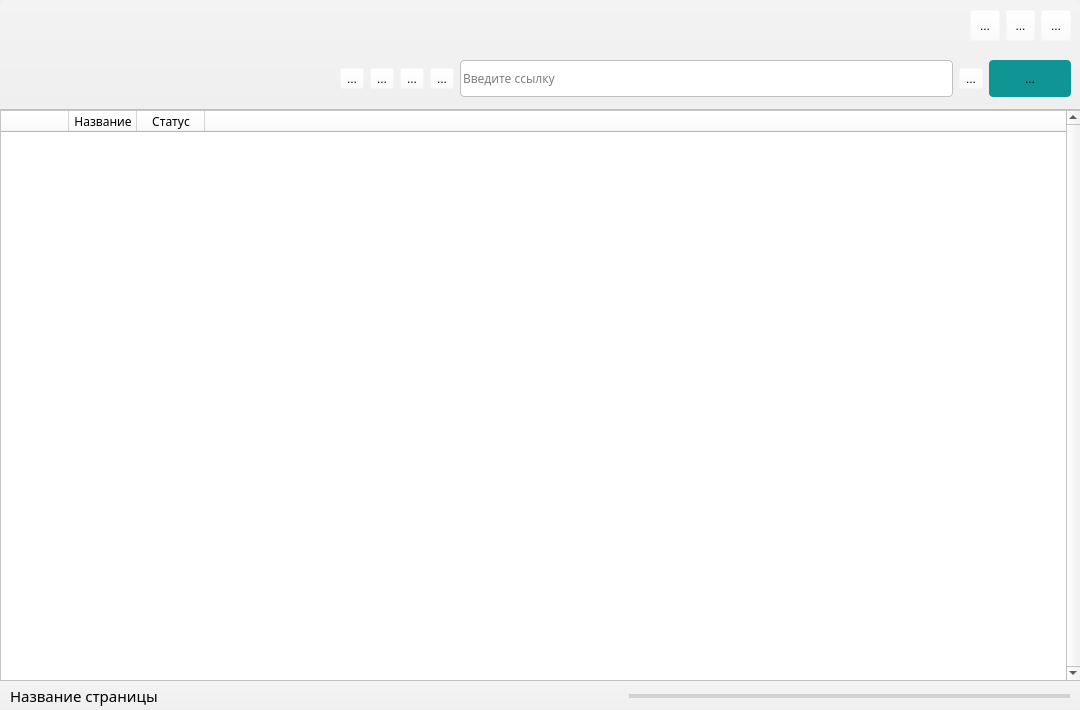
Old version of the form qt designer files/main_window.ui in the repository Staffixme/WebContentDownloader.
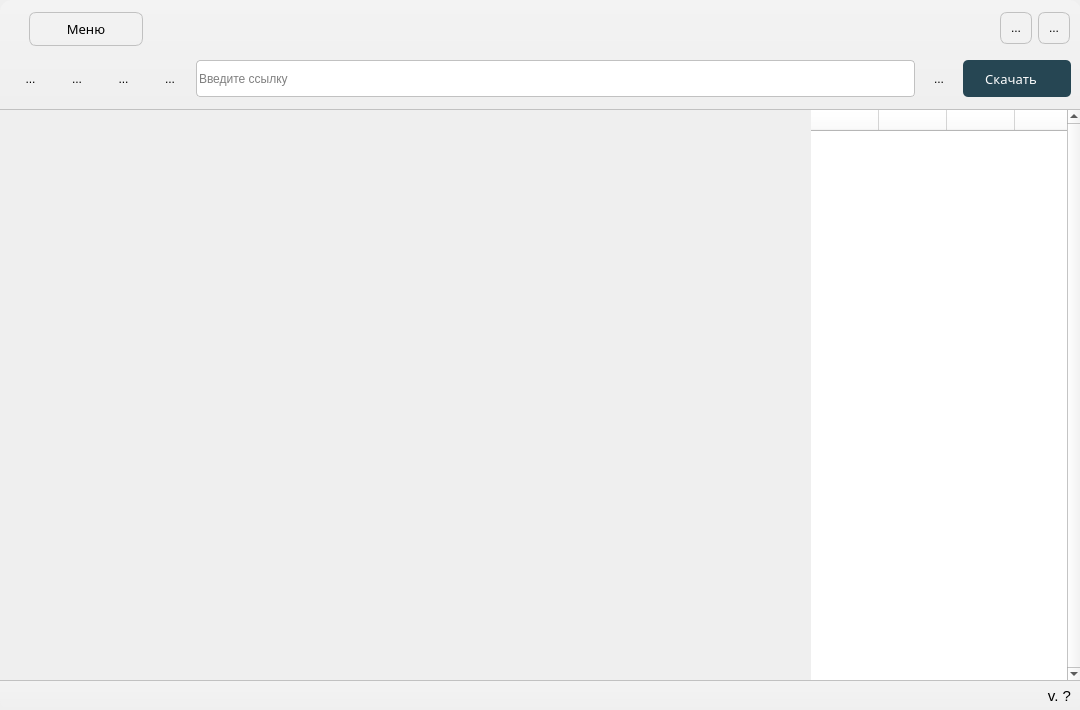
New version of the form. Icons and pictures are not drawn.

What changed in the file:
```diff
--- a/qt designer files/main_window.ui
+++ b/qt designer files/main_window.ui
@@ -27,20 +27,20 @@
   </property>
   <property name="windowIcon">
    <iconset resource="resources.qrc">
-    <normaloff>:/icons/icons/downloader_icon.png</normaloff>:/icons/icons/downloader_icon.png</iconset>
+    <normaloff>:/icons/icons/WebContent icon 2.png</normaloff>:/icons/icons/WebContent icon 2.png</iconset>
   </property>
   <property name="styleSheet">
    <string notr="true">#titleBar{
 background-color: qlineargradient(spread:pad, x1:0.5, y1:0, x2:0.5, y2:1, stop:0 rgba(243, 243, 243, 255), stop:1 rgba(239, 239, 239, 255));
-border-top-right-radius: 7px;
-border-top-left-radius: 7px;
+border-top-right-radius: 12px;
+border-top-left-radius: 12px;
 border-bottom: 1px solid #C1C1C1
 }
 
 #statusBar{
 background-color: qlineargradient(spread:pad, x1:0.5, y1:0, x2:0.5, y2:1, stop:0 rgba(243, 243, 243, 255), stop:1 rgba(239, 239, 239, 255));
-border-bottom-right-radius: 7px;
-border-bottom-left-radius: 7px;
+border-bottom-right-radius: 12px;
+border-bottom-left-radius: 12px;
 border-top: 1px solid #C1C1C1
 }</string>
   </property>
@@ -77,13 +77,23 @@
     </property>
     <property name="styleSheet">
      <string notr="true">.QToolButton{
-background-color: rgba(255, 255, 255, 0);
+	background-color: rgba(0, 0, 0, 0);
+	border-radius: 12px;
+}
 
+.QToolButton:hover{
+	background-color: rgba(0, 0, 0, 25);
 }
 
 #download_button{
-background-color: rgb(14, 149, 148);
-border-radius: 4px;
+background-color: #264653;
+border-radius: 5px;
+transition: 1s linear;
+}
+
+#download_button:hover{
+	background-color: qlineargradient(spread:pad, x1:0, y1:0, x2:1, y2:1, stop:0 rgba(12, 170, 83, 			255), stop:1 rgba(90, 179, 223, 255));
+	border: 0px solid #C1C1C1
 }</string>
     </property>
     <property name="frameShape">
@@ -92,128 +102,16 @@
     <property name="frameShadow">
      <enum>QFrame::Raised</enum>
     </property>
-    <widget class="QLabel" name="label">
-     <property name="geometry">
-      <rect>
-       <x>20</x>
-       <y>20</y>
-       <width>261</width>
-       <height>71</height>
-      </rect>
-     </property>
-     <property name="text">
-      <string/>
-     </property>
-     <property name="pixmap">
-      <pixmap>icons/webcontentdownloader_logo_dark.png</pixmap>
-     </property>
-     <property name="scaledContents">
-      <bool>false</bool>
-     </property>
-    </widget>
-    <widget class="QWidget" name="horizontalLayoutWidget">
-     <property name="geometry">
-      <rect>
-       <x>970</x>
-       <y>10</y>
-       <width>101</width>
-       <height>31</height>
-      </rect>
-     </property>
-     <layout class="QHBoxLayout" name="horizontalLayout">
-      <property name="sizeConstraint">
-       <enum>QLayout::SetDefaultConstraint</enum>
-      </property>
-      <item>
-       <widget class="QToolButton" name="MoreButton">
-        <property name="sizePolicy">
-         <sizepolicy hsizetype="Minimum" vsizetype="Minimum">
-          <horstretch>0</horstretch>
-          <verstretch>0</verstretch>
-         </sizepolicy>
-        </property>
-        <property name="toolTip">
-         <string>Больше</string>
-        </property>
-        <property name="text">
-         <string>...</string>
-        </property>
-        <property name="icon">
-         <iconset resource="resources.qrc">
-          <normaloff>:/icons/icons/more.png</normaloff>:/icons/icons/more.png</iconset>
-        </property>
-        <property name="popupMode">
-         <enum>QToolButton::DelayedPopup</enum>
-        </property>
-        <property name="toolButtonStyle">
-         <enum>Qt::ToolButtonIconOnly</enum>
-        </property>
-       </widget>
-      </item>
-      <item>
-       <widget class="QToolButton" name="HideButton">
-        <property name="sizePolicy">
-         <sizepolicy hsizetype="Minimum" vsizetype="Minimum">
-          <horstretch>0</horstretch>
-          <verstretch>0</verstretch>
-         </sizepolicy>
-        </property>
-        <property name="toolTip">
-         <string>Свернуть</string>
-        </property>
-        <property name="text">
-         <string>...</string>
-        </property>
-        <property name="icon">
-         <iconset resource="resources.qrc">
-          <normaloff>:/icons/icons/hide.png</normaloff>:/icons/icons/hide.png</iconset>
-        </property>
-        <property name="popupMode">
-         <enum>QToolButton::DelayedPopup</enum>
-        </property>
-        <property name="toolButtonStyle">
-         <enum>Qt::ToolButtonIconOnly</enum>
-        </property>
-       </widget>
-      </item>
-      <item>
-       <widget class="QToolButton" name="CloseButton">
-        <property name="sizePolicy">
-         <sizepolicy hsizetype="Minimum" vsizetype="Minimum">
-          <horstretch>0</horstretch>
-          <verstretch>0</verstretch>
-         </sizepolicy>
-        </property>
-        <property name="toolTip">
-         <string>Закрыть</string>
-        </property>
-        <property name="text">
-         <string>...</string>
-        </property>
-        <property name="icon">
-         <iconset resource="resources.qrc">
-          <normaloff>:/icons/icons/close.png</normaloff>:/icons/icons/close.png</iconset>
-        </property>
-        <property name="popupMode">
-         <enum>QToolButton::DelayedPopup</enum>
-        </property>
-        <property name="toolButtonStyle">
-         <enum>Qt::ToolButtonIconOnly</enum>
-        </property>
-       </widget>
-      </item>
-     </layout>
-    </widget>
     <widget class="QWidget" name="horizontalLayoutWidget_5">
      <property name="geometry">
       <rect>
-       <x>340</x>
+       <x>10</x>
        <y>60</y>
-       <width>731</width>
+       <width>1061</width>
        <height>37</height>
       </rect>
      </property>
-     <layout class="QHBoxLayout" name="horizontalLayout_4" stretch="1,6,0,1">
+     <layout class="QHBoxLayout" name="horizontalLayout_4" stretch="5,20,1,3">
       <item>
        <layout class="QHBoxLayout" name="horizontalLayout_2">
         <property name="sizeConstraint">
@@ -221,8 +119,14 @@
         </property>
         <item>
          <widget class="QToolButton" name="backButton">
+          <property name="sizePolicy">
+           <sizepolicy hsizetype="Preferred" vsizetype="Preferred">
+            <horstretch>0</horstretch>
+            <verstretch>0</verstretch>
+           </sizepolicy>
+          </property>
           <property name="toolTip">
-           <string>Назад</string>
+           <string/>
           </property>
           <property name="text">
            <string>...</string>
@@ -241,8 +145,14 @@
         </item>
         <item>
          <widget class="QToolButton" name="forwardButton">
+          <property name="sizePolicy">
+           <sizepolicy hsizetype="Preferred" vsizetype="Preferred">
+            <horstretch>0</horstretch>
+            <verstretch>0</verstretch>
+           </sizepolicy>
+          </property>
           <property name="toolTip">
-           <string>Вперёд</string>
+           <string/>
           </property>
           <property name="text">
            <string>...</string>
@@ -261,8 +171,14 @@
         </item>
         <item>
          <widget class="QToolButton" name="refreshButton">
+          <property name="sizePolicy">
+           <sizepolicy hsizetype="Preferred" vsizetype="Preferred">
+            <horstretch>0</horstretch>
+            <verstretch>0</verstretch>
+           </sizepolicy>
+          </property>
           <property name="toolTip">
-           <string>Перезагрузить страницу</string>
+           <string/>
           </property>
           <property name="text">
            <string>...</string>
@@ -281,8 +197,17 @@
         </item>
         <item>
          <widget class="QToolButton" name="browseButton">
+          <property name="sizePolicy">
+           <sizepolicy hsizetype="Preferred" vsizetype="Preferred">
+            <horstretch>0</horstretch>
+            <verstretch>0</verstretch>
+           </sizepolicy>
+          </property>
           <property name="toolTip">
-           <string>Выбрать сайт</string>
+           <string/>
+          </property>
+          <property name="styleSheet">
+           <string notr="true"/>
           </property>
           <property name="text">
            <string>...</string>
@@ -297,6 +222,12 @@
             <height>24</height>
            </size>
           </property>
+          <property name="popupMode">
+           <enum>QToolButton::DelayedPopup</enum>
+          </property>
+          <property name="arrowType">
+           <enum>Qt::NoArrow</enum>
+          </property>
          </widget>
         </item>
        </layout>
@@ -311,7 +242,8 @@
         </property>
         <property name="font">
          <font>
-          <family>Roboto Mono</family>
+          <family>Ubuntu</family>
+          <pointsize>9</pointsize>
          </font>
         </property>
         <property name="styleSheet">
@@ -328,8 +260,14 @@
       </item>
       <item>
        <widget class="QToolButton" name="search_button">
+        <property name="sizePolicy">
+         <sizepolicy hsizetype="Preferred" vsizetype="Preferred">
+          <horstretch>0</horstretch>
+          <verstretch>0</verstretch>
+         </sizepolicy>
+        </property>
         <property name="toolTip">
-         <string>Поиск</string>
+         <string/>
         </property>
         <property name="text">
          <string>...</string>
@@ -354,15 +292,26 @@
           <verstretch>0</verstretch>
          </sizepolicy>
         </property>
+        <property name="font">
+         <font>
+          <family>Ubuntu Medium</family>
+          <pointsize>10</pointsize>
+          <weight>50</weight>
+          <bold>false</bold>
+         </font>
+        </property>
         <property name="toolTip">
+         <string/>
+        </property>
+        <property name="styleSheet">
+         <string notr="true">.QToolButton{
+	color: white;
+	padding-right: 12px;
+}</string>
+        </property>
+        <property name="text">
          <string>Скачать</string>
         </property>
-        <property name="styleSheet">
-         <string notr="true"/>
-        </property>
-        <property name="text">
-         <string>...</string>
-        </property>
         <property name="icon">
          <iconset resource="resources.qrc">
           <normaloff>:/icons/icons/download.png</normaloff>:/icons/icons/download.png</iconset>
@@ -373,6 +322,9 @@
           <height>24</height>
          </size>
         </property>
+        <property name="toolButtonStyle">
+         <enum>Qt::ToolButtonTextBesideIcon</enum>
+        </property>
         <property name="autoRaise">
          <bool>false</bool>
         </property>
@@ -380,6 +332,159 @@
       </item>
      </layout>
     </widget>
+    <widget class="QToolButton" name="CloseButton">
+     <property name="geometry">
+      <rect>
+       <x>1038</x>
+       <y>12</y>
+       <width>32</width>
+       <height>32</height>
+      </rect>
+     </property>
+     <property name="sizePolicy">
+      <sizepolicy hsizetype="Minimum" vsizetype="Minimum">
+       <horstretch>0</horstretch>
+       <verstretch>0</verstretch>
+      </sizepolicy>
+     </property>
+     <property name="toolTip">
+      <string>Закрыть</string>
+     </property>
+     <property name="styleSheet">
+      <string notr="true">.QToolButton{
+	border-radius: 7px;
+	border: 1px solid #C1C1C1;
+}
+.QToolButton:hover{
+	background-color: rgb(255, 25, 28);
+}</string>
+     </property>
+     <property name="text">
+      <string>...</string>
+     </property>
+     <property name="icon">
+      <iconset resource="resources.qrc">
+       <normaloff>:/icons/icons/close.png</normaloff>
+       <activeon>:/icons/icons/close-white.png</activeon>
+       <selectedon>:/icons/icons/close-white.png</selectedon>:/icons/icons/close.png</iconset>
+     </property>
+     <property name="popupMode">
+      <enum>QToolButton::DelayedPopup</enum>
+     </property>
+     <property name="toolButtonStyle">
+      <enum>Qt::ToolButtonIconOnly</enum>
+     </property>
+    </widget>
+    <widget class="QToolButton" name="HideButton">
+     <property name="geometry">
+      <rect>
+       <x>1000</x>
+       <y>12</y>
+       <width>32</width>
+       <height>32</height>
+      </rect>
+     </property>
+     <property name="sizePolicy">
+      <sizepolicy hsizetype="Minimum" vsizetype="Minimum">
+       <horstretch>0</horstretch>
+       <verstretch>0</verstretch>
+      </sizepolicy>
+     </property>
+     <property name="toolTip">
+      <string>Свернуть</string>
+     </property>
+     <property name="styleSheet">
+      <string notr="true">.QToolButton{
+	border-radius: 7px;
+	border: 1px solid #C1C1C1;
+}
+.QToolButton:hover{
+	background-color: rgba(0, 0, 0, 24);
+}</string>
+     </property>
+     <property name="text">
+      <string>...</string>
+     </property>
+     <property name="icon">
+      <iconset resource="resources.qrc">
+       <normaloff>:/icons/icons/hide.png</normaloff>:/icons/icons/hide.png</iconset>
+     </property>
+     <property name="popupMode">
+      <enum>QToolButton::DelayedPopup</enum>
+     </property>
+     <property name="toolButtonStyle">
+      <enum>Qt::ToolButtonIconOnly</enum>
+     </property>
+    </widget>
+    <widget class="QWidget" name="layoutWidget">
+     <property name="geometry">
+      <rect>
+       <x>12</x>
+       <y>12</y>
+       <width>131</width>
+       <height>34</height>
+      </rect>
+     </property>
+     <layout class="QHBoxLayout" name="horizontalLayout_5">
+      <property name="spacing">
+       <number>10</number>
+      </property>
+      <item>
+       <widget class="QLabel" name="app_button">
+        <property name="sizePolicy">
+         <sizepolicy hsizetype="Fixed" vsizetype="Preferred">
+          <horstretch>0</horstretch>
+          <verstretch>0</verstretch>
+         </sizepolicy>
+        </property>
+        <property name="text">
+         <string/>
+        </property>
+        <property name="pixmap">
+         <pixmap resource="resources.qrc">:/icons/icons/WebContent icon 2.png</pixmap>
+        </property>
+        <property name="scaledContents">
+         <bool>false</bool>
+        </property>
+       </widget>
+      </item>
+      <item>
+       <widget class="QPushButton" name="menu_button">
+        <property name="sizePolicy">
+         <sizepolicy hsizetype="Minimum" vsizetype="Expanding">
+          <horstretch>0</horstretch>
+          <verstretch>0</verstretch>
+         </sizepolicy>
+        </property>
+        <property name="font">
+         <font>
+          <family>Ubuntu Medium</family>
+          <pointsize>10</pointsize>
+         </font>
+        </property>
+        <property name="styleSheet">
+         <string notr="true">.QPushButton{
+	background-color: rgba(0, 0, 0, 0);
+	border-radius: 7px;
+	padding-left: 12px;
+	padding-right: 12px;
+	border: 1px solid #C1C1C1;
+}
+.QPushButton:hover{
+	background-color: rgba(0, 0, 0, 24);
+}</string>
+        </property>
+        <property name="text">
+         <string>Меню</string>
+        </property>
+        <property name="icon">
+         <iconset resource="resources.qrc">
+          <normaloff>:/icons/icons/menu.png</normaloff>:/icons/icons/menu.png</iconset>
+        </property>
+       </widget>
+      </item>
+     </layout>
+    </widget>
    </widget>
    <widget class="QWidget" name="horizontalLayoutWidget_3">
     <property name="geometry">
@@ -395,22 +500,80 @@
       <number>0</number>
      </property>
      <item>
-      <layout class="QHBoxLayout" name="webBrowserHandler">
-       <property name="sizeConstraint">
-        <enum>QLayout::SetDefaultConstraint</enum>
+      <widget class="QTabWidget" name="webBrowserHandler">
+       <property name="font">
+        <font>
+         <family>Ubuntu Medium</family>
+        </font>
        </property>
-      </layout>
+       <property name="autoFillBackground">
+        <bool>true</bool>
+       </property>
+       <property name="styleSheet">
+        <string notr="true">.QTabBar:tab{
+	background-color: qlineargradient(spread:pad, x1:0.5, y1:0, x2:0.5, y2:1, stop:0 rgba(243, 243, 243, 255), stop:1 rgba(239, 239, 239, 255));
+	height: 29px;
+	border-radius: 4px;
+	border: 1px solid #C1C1C1;
+	margin-top: 5px;
+	margin-bottom: 5px;
+	margin-left: 12px;
+	padding-left: 12px;
+	padding-right: 12px;
+	max-width: 128px;
+}
+.QTabBar:close-button{
+	image: url(:/icons/icons/close.png);
+}
+.QTabBar:tab:selected{
+	background-color: rgb(255, 255, 255);
+}
+.QTabBar:tab:hover{
+	background-color:  rgba(0, 0, 0, 25);
+}</string>
+       </property>
+       <property name="tabPosition">
+        <enum>QTabWidget::North</enum>
+       </property>
+       <property name="currentIndex">
+        <number>-1</number>
+       </property>
+       <property name="documentMode">
+        <bool>true</bool>
+       </property>
+       <property name="tabsClosable">
+        <bool>true</bool>
+       </property>
+       <property name="movable">
+        <bool>true</bool>
+       </property>
+      </widget>
      </item>
      <item>
       <widget class="QTableWidget" name="videosList">
+       <property name="font">
+        <font>
+         <family>Ubuntu Medium</family>
+        </font>
+       </property>
        <property name="styleSheet">
         <string notr="true">QFrame{
-background-color: white;
-color: black;
-}</string>
+	background-color: white;
+	color: black;
+}
+QTableWidget:header{
+	background-color: red;
+}
+</string>
        </property>
        <property name="frameShape">
-        <enum>QFrame::StyledPanel</enum>
+        <enum>QFrame::NoFrame</enum>
+       </property>
+       <property name="frameShadow">
+        <enum>QFrame::Plain</enum>
+       </property>
+       <property name="lineWidth">
+        <number>0</number>
        </property>
        <property name="verticalScrollBarPolicy">
         <enum>Qt::ScrollBarAlwaysOn</enum>
@@ -418,18 +581,42 @@
        <property name="horizontalScrollBarPolicy">
         <enum>Qt::ScrollBarAlwaysOff</enum>
        </property>
+       <property name="sizeAdjustPolicy">
+        <enum>QAbstractScrollArea::AdjustIgnored</enum>
+       </property>
        <property name="editTriggers">
         <set>QAbstractItemView::NoEditTriggers</set>
        </property>
+       <property name="alternatingRowColors">
+        <bool>false</bool>
+       </property>
+       <property name="showGrid">
+        <bool>true</bool>
+       </property>
        <property name="gridStyle">
         <enum>Qt::SolidLine</enum>
        </property>
+       <property name="sortingEnabled">
+        <bool>false</bool>
+       </property>
+       <property name="wordWrap">
+        <bool>true</bool>
+       </property>
+       <property name="cornerButtonEnabled">
+        <bool>true</bool>
+       </property>
        <property name="columnCount">
         <number>4</number>
        </property>
+       <attribute name="horizontalHeaderVisible">
+        <bool>true</bool>
+       </attribute>
        <attribute name="horizontalHeaderDefaultSectionSize">
         <number>68</number>
        </attribute>
+       <attribute name="horizontalHeaderHighlightSections">
+        <bool>true</bool>
+       </attribute>
        <attribute name="horizontalHeaderMinimumSectionSize">
         <number>24</number>
        </attribute>
@@ -439,6 +626,15 @@
        <attribute name="horizontalHeaderStretchLastSection">
         <bool>true</bool>
        </attribute>
+       <attribute name="verticalHeaderVisible">
+        <bool>false</bool>
+       </attribute>
+       <attribute name="verticalHeaderHighlightSections">
+        <bool>true</bool>
+       </attribute>
+       <attribute name="verticalHeaderStretchLastSection">
+        <bool>false</bool>
+       </attribute>
        <column>
         <property name="text">
          <string/>
@@ -449,7 +645,7 @@
          </font>
         </property>
         <property name="textAlignment">
-         <set>AlignLeading|AlignVCenter</set>
+         <set>AlignCenter</set>
         </property>
         <property name="icon">
          <iconset resource="resources.qrc">
@@ -458,23 +654,31 @@
        </column>
        <column>
         <property name="text">
-         <string>Название</string>
+         <string/>
         </property>
         <property name="font">
          <font>
           <family>Roboto Mono</family>
          </font>
         </property>
+        <property name="icon">
+         <iconset resource="resources.qrc">
+          <normaloff>:/icons/icons/name.png</normaloff>:/icons/icons/name.png</iconset>
+        </property>
        </column>
        <column>
         <property name="text">
-         <string>Статус</string>
+         <string/>
         </property>
         <property name="font">
          <font>
           <family>Roboto Mono</family>
          </font>
         </property>
+        <property name="icon">
+         <iconset resource="resources.qrc">
+          <normaloff>:/icons/icons/status.png</normaloff>:/icons/icons/status.png</iconset>
+        </property>
        </column>
        <column>
         <property name="text">
@@ -509,49 +713,26 @@
     <property name="frameShadow">
      <enum>QFrame::Raised</enum>
     </property>
-    <widget class="QLabel" name="pageName">
+    <widget class="QLabel" name="version_text">
      <property name="geometry">
       <rect>
-       <x>10</x>
+       <x>940</x>
        <y>0</y>
-       <width>521</width>
+       <width>131</width>
        <height>31</height>
       </rect>
      </property>
      <property name="font">
       <font>
-       <family>Roboto Mono</family>
+       <family>Ubuntu</family>
        <pointsize>11</pointsize>
       </font>
      </property>
      <property name="text">
-      <string>Название страницы</string>
+      <string>v. ?</string>
      </property>
-    </widget>
-    <widget class="QProgressBar" name="progressBar">
-     <property name="geometry">
-      <rect>
-       <x>629</x>
-       <y>14</y>
-       <width>441</width>
-       <height>4</height>
-      </rect>
-     </property>
-     <property name="styleSheet">
-      <string notr="true">#progressBar{
-	background-color: #D2D2D2;
-	border-radius: 5px;
-}
-
-#progressBar:chunk{
-	background-color: #0E9594;
-}</string>
-     </property>
-     <property name="value">
-      <number>0</number>
-     </property>
-     <property name="textVisible">
-      <bool>false</bool>
+     <property name="alignment">
+      <set>Qt::AlignRight|Qt::AlignTrailing|Qt::AlignVCenter</set>
      </property>
     </widget>
    </widget>
```
